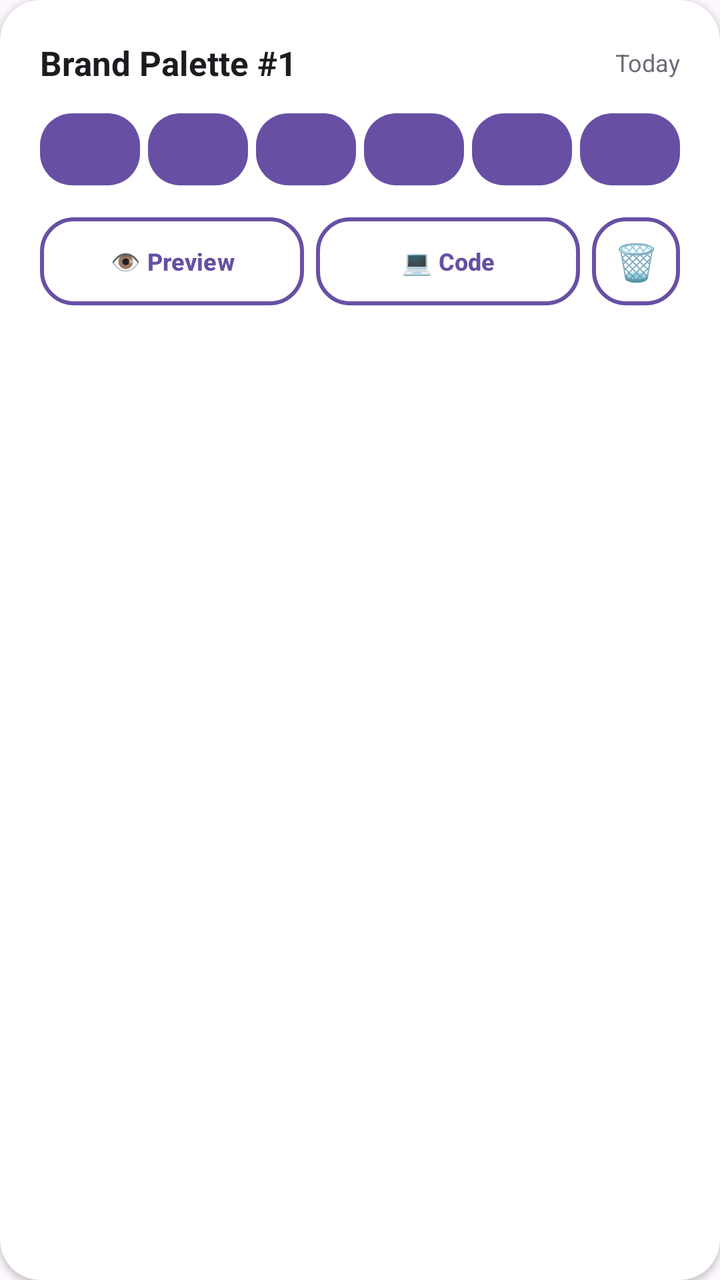
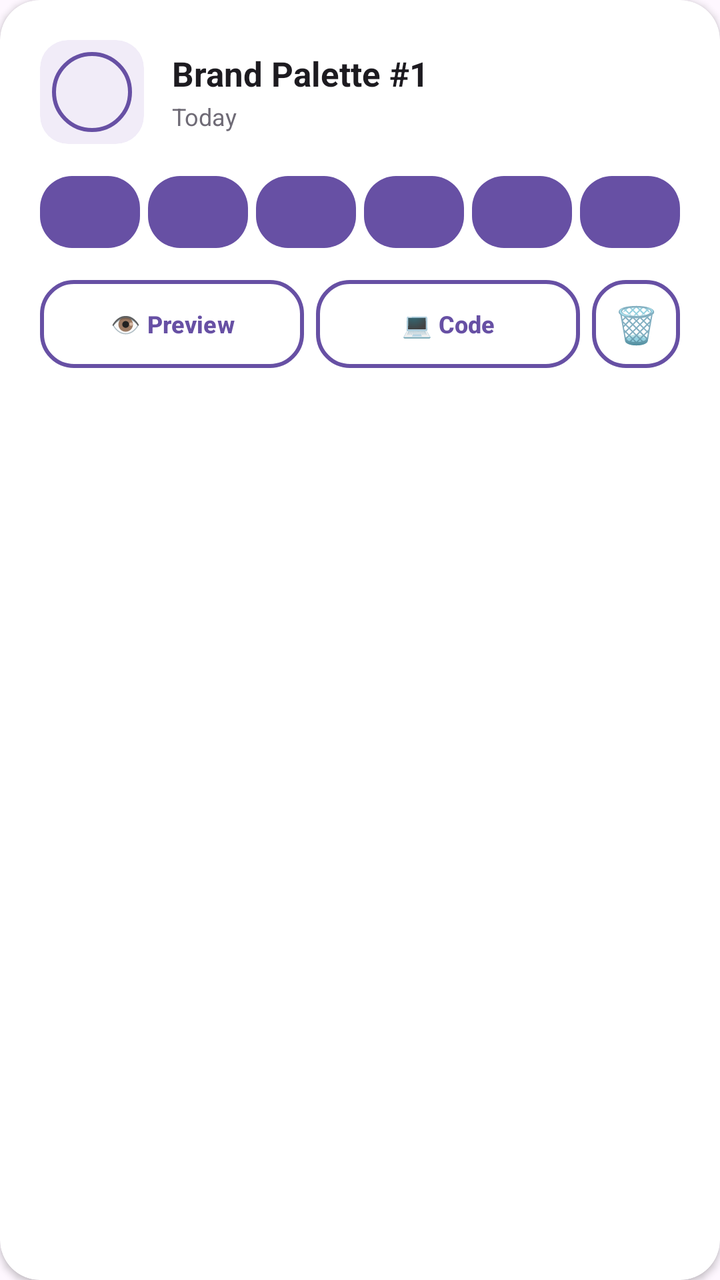

Before-and-after screenshots of an Android layout around one commit, followed by the original layout XML and the change that was made.
<!-- AndroidManifest.xml: application theme Theme.Logo2Palette -->
<!-- res/layout/item_saved_palette.xml -->
<?xml version="1.0" encoding="utf-8"?>
<androidx.cardview.widget.CardView
    xmlns:android="http://schemas.android.com/apk/res/android"
    xmlns:app="http://schemas.android.com/apk/res-auto"
    android:layout_width="match_parent"
    android:layout_height="wrap_content"
    android:layout_marginBottom="16dp"
    app:cardCornerRadius="20dp"
    app:cardElevation="2dp"
    app:cardBackgroundColor="@color/surface">

    <LinearLayout
        android:layout_width="match_parent"
        android:layout_height="wrap_content"
        android:orientation="vertical"
        android:padding="20dp">

        
        <LinearLayout
            android:layout_width="match_parent"
            android:layout_height="wrap_content"
            android:orientation="horizontal"
            android:gravity="center_vertical">

            <TextView
                android:id="@+id/paletteTitle"
                android:layout_width="0dp"
                android:layout_height="wrap_content"
                android:layout_weight="1"
                android:text="Brand Palette #1"
                android:textColor="@color/text_primary"
                android:textSize="17sp"
                android:textStyle="bold" />

            <TextView
                android:id="@+id/paletteDate"
                android:layout_width="wrap_content"
                android:layout_height="wrap_content"
                android:text="Today"
                android:textColor="@color/text_secondary"
                android:textSize="12sp" />

        </LinearLayout>

        
        <LinearLayout
            android:layout_width="match_parent"
            android:layout_height="wrap_content"
            android:orientation="horizontal"
            android:layout_marginTop="14dp"
            android:gravity="center_vertical">

            <View
                android:id="@+id/swatch1"
                android:layout_width="0dp"
                android:layout_height="36dp"
                android:layout_weight="1"
                android:layout_marginEnd="4dp"
                android:background="@drawable/button_primary" />

            <View
                android:id="@+id/swatch2"
                android:layout_width="0dp"
                android:layout_height="36dp"
                android:layout_weight="1"
                android:layout_marginEnd="4dp"
                android:background="@drawable/button_primary" />

            <View
                android:id="@+id/swatch3"
                android:layout_width="0dp"
                android:layout_height="36dp"
                android:layout_weight="1"
                android:layout_marginEnd="4dp"
                android:background="@drawable/button_primary" />

            <View
                android:id="@+id/swatch4"
                android:layout_width="0dp"
                android:layout_height="36dp"
                android:layout_weight="1"
                android:layout_marginEnd="4dp"
                android:background="@drawable/button_primary" />

            <View
                android:id="@+id/swatch5"
                android:layout_width="0dp"
                android:layout_height="36dp"
                android:layout_weight="1"
                android:layout_marginEnd="4dp"
                android:background="@drawable/button_primary" />

            <View
                android:id="@+id/swatch6"
                android:layout_width="0dp"
                android:layout_height="36dp"
                android:layout_weight="1"
                android:background="@drawable/button_primary" />

        </LinearLayout>

        
        <LinearLayout
            android:layout_width="match_parent"
            android:layout_height="wrap_content"
            android:orientation="horizontal"
            android:layout_marginTop="16dp"
            android:gravity="center_vertical">

            <Button
                android:id="@+id/btnPreview"
                android:layout_width="0dp"
                android:layout_height="44dp"
                android:layout_weight="1"
                android:layout_marginEnd="6dp"
                android:background="@drawable/button_secondary"
                app:backgroundTint="@null"
                android:text="👁 Preview"
                android:textAllCaps="false"
                android:textColor="@color/button_secondary_text_color"
                android:textSize="12sp"
                android:textStyle="bold" />

            <Button
                android:id="@+id/btnCode"
                android:layout_width="0dp"
                android:layout_height="44dp"
                android:layout_weight="1"
                android:layout_marginEnd="6dp"
                android:background="@drawable/button_secondary"
                app:backgroundTint="@null"
                android:text="💻 Code"
                android:textAllCaps="false"
                android:textColor="@color/button_secondary_text_color"
                android:textSize="12sp"
                android:textStyle="bold" />

            <Button
                android:id="@+id/btnDelete"
                android:layout_width="44dp"
                android:layout_height="44dp"
                android:minWidth="0dp"
                android:minHeight="0dp"
                android:padding="0dp"
                android:insetLeft="0dp"
                android:insetRight="0dp"
                android:insetTop="0dp"
                android:insetBottom="0dp"
                android:background="@drawable/button_secondary"
                app:backgroundTint="@null"
                android:text="🗑"
                android:textColor="#E53935"
                android:textSize="18sp" />

        </LinearLayout>

    </LinearLayout>

</androidx.cardview.widget.CardView>
<!-- resources referenced by this layout -->
<resources>
  <color name="surface">#FFFFFF</color>
  <color name="text_primary">#1D1B20</color>
  <color name="text_secondary">#6F6B76</color>
  <!-- drawable button_primary (drawable) -->
  <?xml version="1.0" encoding="utf-8"?>
  <selector xmlns:android="http://schemas.android.com/apk/res/android">
      <item android:state_enabled="false">
          <shape>
              <solid android:color="#E6E1E9"/>
              <corners android:radius="16dp"/>
              <padding android:left="20dp" android:top="14dp" android:right="20dp" android:bottom="14dp"/>
          </shape>
      </item>
      <item>
          <shape>
              <solid android:color="@color/primary"/>
              <corners android:radius="16dp"/>
              <padding android:left="20dp" android:top="14dp" android:right="20dp" android:bottom="14dp"/>
          </shape>
      </item>
  </selector>
  <!-- drawable button_secondary (drawable) -->
  <?xml version="1.0" encoding="utf-8"?>
  <selector xmlns:android="http://schemas.android.com/apk/res/android">
      <item android:state_enabled="false">
          <shape>
              <solid android:color="#E6E1E9"/>
              <corners android:radius="16dp"/>
              <stroke android:width="1dp" android:color="#C8C4CC"/>
              <padding android:left="20dp" android:top="14dp" android:right="20dp" android:bottom="14dp"/>
          </shape>
      </item>
      <item>
          <shape>
              <solid android:color="#FFFFFF"/>
              <corners android:radius="16dp"/>
              <stroke android:width="2dp" android:color="@color/primary"/>
              <padding android:left="20dp" android:top="14dp" android:right="20dp" android:bottom="14dp"/>
          </shape>
      </item>
  </selector>
  <style name="Theme.Logo2Palette" parent="Base.Theme.Logo2Palette" />
  <color name="primary">#6750A4</color>
  <style name="Base.Theme.Logo2Palette" parent="Theme.Material3.DayNight.NoActionBar">
          
          
      </style>
</resources>

<!-- the commit's change to res/layout/item_saved_palette.xml (unified diff, before → after) -->
@@ -2,6 +2,7 @@
 <androidx.cardview.widget.CardView
     xmlns:android="http://schemas.android.com/apk/res/android"
     xmlns:app="http://schemas.android.com/apk/res-auto"
+    xmlns:tools="http://schemas.android.com/tools"
     android:layout_width="match_parent"
     android:layout_height="wrap_content"
     android:layout_marginBottom="16dp"
@@ -22,23 +23,52 @@
             android:orientation="horizontal"
             android:gravity="center_vertical">
 
-            <TextView
-                android:id="@+id/paletteTitle"
+            
+            <androidx.cardview.widget.CardView
+                android:id="@+id/logoCard"
+                android:layout_width="52dp"
+                android:layout_height="52dp"
+                android:layout_marginEnd="14dp"
+                app:cardCornerRadius="14dp"
+                app:cardElevation="0dp"
+                app:cardBackgroundColor="@color/upload_background">
+
+                <ImageView
+                    android:id="@+id/paletteLogoImage"
+                    android:layout_width="match_parent"
+                    android:layout_height="match_parent"
+                    android:padding="6dp"
+                    android:scaleType="fitCenter"
+                    android:src="@drawable/upload_box"
+                    android:contentDescription="Brand Logo" />
+
+            </androidx.cardview.widget.CardView>
+
+            <LinearLayout
                 android:layout_width="0dp"
                 android:layout_height="wrap_content"
                 android:layout_weight="1"
-                android:text="Brand Palette #1"
-                android:textColor="@color/text_primary"
-                android:textSize="17sp"
-                android:textStyle="bold" />
+                android:orientation="vertical">
 
-            <TextView
-                android:id="@+id/paletteDate"
-                android:layout_width="wrap_content"
-                android:layout_height="wrap_content"
-                android:text="Today"
-                android:textColor="@color/text_secondary"
-                android:textSize="12sp" />
+                <TextView
+                    android:id="@+id/paletteTitle"
+                    android:layout_width="wrap_content"
+                    android:layout_height="wrap_content"
+                    android:text="Brand Palette #1"
+                    android:textColor="@color/text_primary"
+                    android:textSize="17sp"
+                    android:textStyle="bold" />
+
+                <TextView
+                    android:id="@+id/paletteDate"
+                    android:layout_width="wrap_content"
+                    android:layout_height="wrap_content"
+                    android:layout_marginTop="2dp"
+                    android:text="Today"
+                    android:textColor="@color/text_secondary"
+                    android:textSize="12sp" />
+
+            </LinearLayout>
 
         </LinearLayout>
 
@@ -47,7 +77,7 @@
             android:layout_width="match_parent"
             android:layout_height="wrap_content"
             android:orientation="horizontal"
-            android:layout_marginTop="14dp"
+            android:layout_marginTop="16dp"
             android:gravity="center_vertical">
 
             <View
<!-- resource entries referenced after the edit -->
@@ -3,6 +3,7 @@
   <color name="surface">#FFFFFF</color>
   <color name="text_primary">#1D1B20</color>
   <color name="text_secondary">#6F6B76</color>
+  <color name="upload_background">#F1ECF8</color>
   <!-- drawable button_primary (drawable) -->
   <?xml version="1.0" encoding="utf-8"?>
   <selector xmlns:android="http://schemas.android.com/apk/res/android">
@@ -41,6 +42,25 @@
           </shape>
       </item>
   </selector>
+  <!-- drawable upload_box (drawable) -->
+  <?xml version="1.0" encoding="utf-8"?>
+  <shape xmlns:android="http://schemas.android.com/apk/res/android">
+  
+      <solid android:color="@color/upload_background"/>
+  
+      <corners android:radius="24dp"/>
+  
+      <stroke
+          android:width="2dp"
+          android:color="@color/primary"/>
+  
+      <padding
+          android:left="20dp"
+          android:top="20dp"
+          android:right="20dp"
+          android:bottom="20dp"/>
+  
+  </shape>
   <style name="Theme.Logo2Palette" parent="Base.Theme.Logo2Palette" />
   <color name="primary">#6750A4</color>
   <style name="Base.Theme.Logo2Palette" parent="Theme.Material3.DayNight.NoActionBar">
